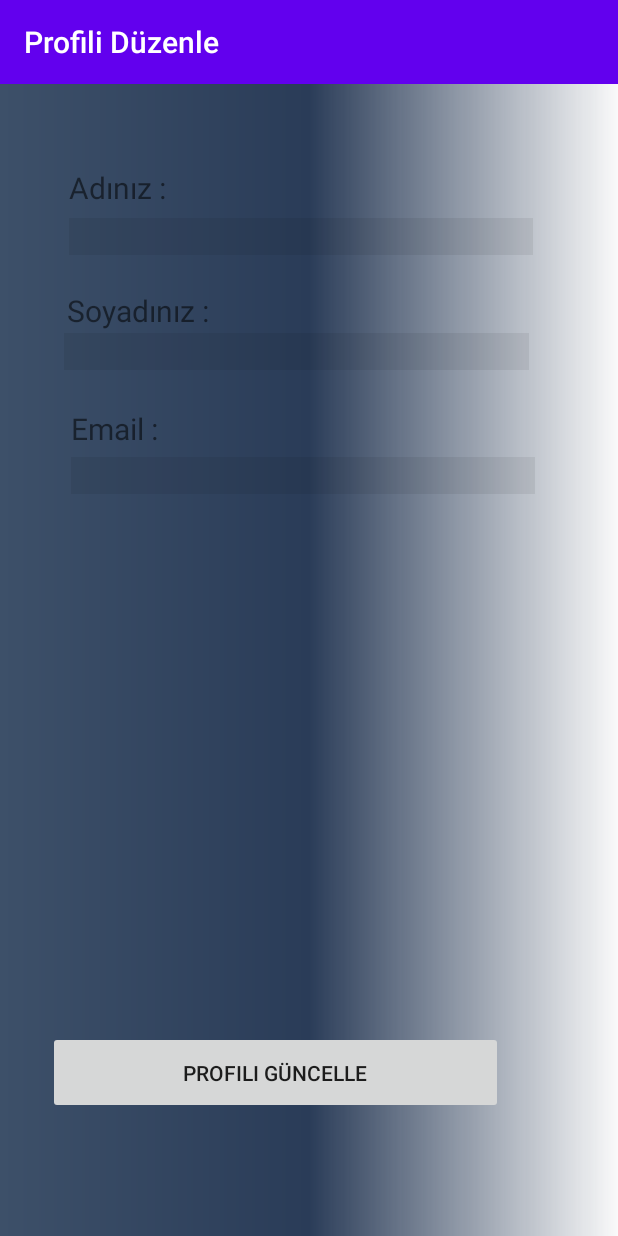
After one commit to ezgiiscioglu/Gozlerini-Benimle-Paylas, an Android app: the ProfilDuzenlemeEkrani screen opened directly, with no data from a screen before it, on a phone screen of 412 x 824 dp. The commit adds this screen. Run offline under Robolectric (Android 15) with nearby library versions, the phone set to English and light mode, and no system bars.

Commit message:
Profili düzenle eklendi.

```diff
--- a/app/src/main/AndroidManifest.xml
+++ b/app/src/main/AndroidManifest.xml
@@ -33,7 +33,11 @@
         <activity android:name=".GormeEngelliKullaniciEkrani"
             android:label="Görme Engelli Kullanıcı Ekranı" />
         <activity android:name=".AyarlarEkrani"
-            android:label="Ayarlar"/>
+        android:label="Ayarlar"/>
+        <activity android:name=".ProfilDuzenlemeEkrani"
+            android:label="Profili Düzenle"/>
+        <activity android:name=".deneme"
+            android:label="Linear Layout Deneme"/>
     </application>
 
 </manifest>
--- a/app/src/main/java/com/example/lenovo/myapplication/GonulluAnaEkrani.java
+++ b/app/src/main/java/com/example/lenovo/myapplication/GonulluAnaEkrani.java
@@ -4,7 +4,6 @@ import android.content.Intent;
 import android.os.Bundle;
 import android.support.annotation.Nullable;
 import android.support.v7.app.AppCompatActivity;
-import android.view.MenuItem;
 import android.view.View;
 import android.widget.Button;
 import android.widget.ImageView;
@@ -18,7 +17,7 @@ public class GonulluAnaEkrani extends AppCompatActivity  {
 
 
 
-        btnHesapOlustur = (Button) findViewById(R.id.btnHesapOlustur);
+        btnHesapOlustur = (Button) findViewById(R.id.btnGormeEngelliGiris);
         btnOturumAc = (Button) findViewById(R.id.btnOturumAc);
         imgUser = (ImageView) findViewById(R.id.imgUser);
         imgUser.setImageResource(R.drawable.user1);
--- a/app/src/main/java/com/example/lenovo/myapplication/GormeEngelliAnaEkrani.java
+++ b/app/src/main/java/com/example/lenovo/myapplication/GormeEngelliAnaEkrani.java
@@ -16,7 +16,7 @@
         setContentView(R.layout.gorme_engelli_ana_ekran);
 
 
-        btnHesapOlustur = (Button) findViewById(R.id.btnHesapOlustur);
+        btnHesapOlustur = (Button) findViewById(R.id.btnGormeEngelliGiris);
         btnOturumAc = (Button) findViewById(R.id.btnOturumAc);
         imgUser = (ImageView) findViewById(R.id.imgUser);
         imgUser.setImageResource(R.drawable.user1);
--- /dev/null
+++ b/app/src/main/java/com/example/lenovo/myapplication/ProfilDuzenlemeEkrani.java
@@ -0,0 +1,38 @@
+package com.example.lenovo.myapplication;
+
+import android.content.Context;
+import android.content.Intent;
+import android.os.Bundle;
+import android.support.annotation.Nullable;
+import android.support.v7.app.AppCompatActivity;
+import android.view.View;
+import android.widget.Button;
+import android.widget.EditText;
+import android.widget.Toast;
+
+public class ProfilDuzenlemeEkrani extends AppCompatActivity {
+
+    EditText etAd,etSoyad,etEmail;
+    Button btnProfiliGuncelle;
+    Context context;
+
+    protected void onCreate(@Nullable Bundle savedInstanceState) {
+        super.onCreate(savedInstanceState);
+        setContentView(R.layout.profili_duzenle);
+        etAd = (EditText) findViewById(R.id.etAd);
+        etSoyad = (EditText) findViewById(R.id.etSoyad);
+        etEmail = (EditText) findViewById(R.id.etEmail);
+
+        btnProfiliGuncelle=(Button)findViewById(R.id.btnProfiliGuncelle);
+
+
+        btnProfiliGuncelle.setOnClickListener(new View.OnClickListener() {
+            @Override
+            public void onClick(View v) {
+
+                Toast.makeText(getApplicationContext(), "Yazılacak Mesaj", Toast.LENGTH_LONG).show();
+
+            }
+        });
+    }
+}
--- a/app/src/main/res/layout/gonullu_ana_ekran.xml
+++ b/app/src/main/res/layout/gonullu_ana_ekran.xml
@@ -21,7 +21,7 @@
         android:src="@drawable/user1" />
 
     <Button
-        android:id="@+id/btnHesapOlustur"
+        android:id="@+id/btnGormeEngelliGiris"
         android:layout_width="match_parent"
         android:layout_height="wrap_content"
         android:layout_below="@+id/imgUser"
@@ -35,7 +35,7 @@
         android:id="@+id/btnOturumAc"
         android:layout_width="match_parent"
         android:layout_height="wrap_content"
-        android:layout_below="@+id/btnHesapOlustur"
+        android:layout_below="@+id/btnGormeEngelliGiris"
 
         android:layout_marginLeft="50dp"
         android:layout_marginTop="20dp"
--- /dev/null
+++ b/app/src/main/res/layout/profili_duzenle.xml
@@ -0,0 +1,104 @@
+<?xml version="1.0" encoding="utf-8"?>
+<RelativeLayout xmlns:android="http://schemas.android.com/apk/res/android"
+    xmlns:tools="http://schemas.android.com/tools"
+    android:layout_width="match_parent"
+    android:layout_height="match_parent"
+    android:background="@drawable/gradient">
+
+    <TextView
+        android:id="@+id/txtAd"
+        android:layout_width="66dp"
+        android:layout_height="wrap_content"
+        android:layout_alignParentStart="true"
+        android:layout_alignParentLeft="true"
+        android:layout_alignParentTop="true"
+        android:layout_marginStart="46dp"
+        android:layout_marginLeft="46dp"
+        android:layout_marginTop="55dp"
+        android:text="Adınız :"
+        android:textSize="20dp" />
+
+    <EditText
+        android:id="@+id/etAd"
+        android:layout_width="309dp"
+        android:layout_height="wrap_content"
+        android:layout_alignStart="@+id/txtAd"
+        android:layout_alignLeft="@+id/txtAd"
+        android:layout_alignParentTop="true"
+        android:layout_marginStart="0dp"
+        android:layout_marginLeft="0dp"
+        android:layout_marginTop="89dp"
+        android:background="#11000000"
+        android:ems="10"
+        android:inputType="textPersonName"
+        android:textColor="@color/colorWhite" />
+
+    <TextView
+        android:id="@+id/txtSoyad"
+        android:layout_width="wrap_content"
+        android:layout_height="wrap_content"
+        android:layout_alignStart="@+id/etAd"
+        android:layout_alignLeft="@+id/etAd"
+        android:layout_alignParentTop="true"
+        android:layout_marginStart="-1dp"
+        android:layout_marginLeft="-1dp"
+        android:layout_marginTop="137dp"
+        android:text="Soyadınız :"
+        android:textSize="20dp" />
+
+    <EditText
+        android:id="@+id/etSoyad"
+        android:layout_width="310dp"
+        android:layout_height="wrap_content"
+        android:layout_alignStart="@+id/txtAd"
+        android:layout_alignLeft="@+id/txtAd"
+        android:layout_alignParentTop="true"
+        android:layout_marginStart="-3dp"
+        android:layout_marginLeft="-3dp"
+        android:layout_marginTop="166dp"
+        android:background="#11000000"
+        android:ems="10"
+        android:inputType="textPersonName"
+        android:textColor="@color/colorWhite" />
+
+    <TextView
+        android:id="@+id/txtEmail"
+        android:layout_width="wrap_content"
+        android:layout_height="wrap_content"
+        android:layout_alignStart="@+id/etAd"
+        android:layout_alignLeft="@+id/etAd"
+        android:layout_alignParentTop="true"
+        android:layout_marginStart="1dp"
+        android:layout_marginLeft="1dp"
+        android:layout_marginTop="216dp"
+        android:text="Email :"
+        android:textSize="20dp" />
+
+    <EditText
+        android:id="@+id/etEmail"
+        android:layout_width="309dp"
+        android:layout_height="wrap_content"
+        android:layout_below="@+id/txtEmail"
+        android:layout_alignEnd="@+id/etAd"
+        android:layout_alignRight="@+id/etAd"
+        android:layout_marginTop="5dp"
+        android:layout_marginEnd="-1dp"
+        android:layout_marginRight="-1dp"
+        android:background="#11000000"
+        android:ems="10"
+        android:inputType="textPersonName"
+        android:textColor="@color/colorWhite" />
+
+
+    <Button
+        android:id="@+id/btnProfiliGuncelle"
+        android:layout_width="303dp"
+        android:layout_height="55dp"
+        android:layout_alignEnd="@+id/etAd"
+        android:layout_alignRight="@+id/etAd"
+        android:layout_alignParentBottom="true"
+        android:layout_marginEnd="20dp"
+        android:layout_marginRight="20dp"
+        android:layout_marginBottom="81dp"
+        android:text="Profili Güncelle" />
+</RelativeLayout>
--- a/app/src/main/res/values/colors.xml
+++ b/app/src/main/res/values/colors.xml
@@ -1,7 +1,7 @@
 <?xml version="1.0" encoding="utf-8"?>
 <resources>
-    <color name="colorPrimary">#008577</color>
-    <color name="colorPrimaryDark">#00574B</color>
+    <color name="colorPrimary">#6200ee</color>
+    <color name="colorPrimaryDark">#3700B3</color>
     <color name="colorAccent">#D81B60</color>
     <color name="colorWhite">#fcfafb</color>
     <color name="colorCard">#98dff5</color>
```
Also changed, not shown: app/src/main/java/com/example/lenovo/myapplication/AyarlarEkrani.java (+8 -1 lines), app/src/main/java/com/example/lenovo/myapplication/GirisEkrani.java (+12 -9 lines), app/src/main/res/drawable/button_shape.xml (added, +7 -0 lines), app/src/main/res/layout/deneme.xml (added, +78 -0 lines), app/src/main/res/layout/giris_ekrani.xml (+69 -72 lines), app/src/main/res/layout/gonullu_kullanici_ekran.xml (+4 -4 lines), app/src/main/res/layout/gorme_engelli_ana_ekran.xml (+8 -8 lines), app/src/main/res/layout/oturum.xml (+9 -8 lines).
